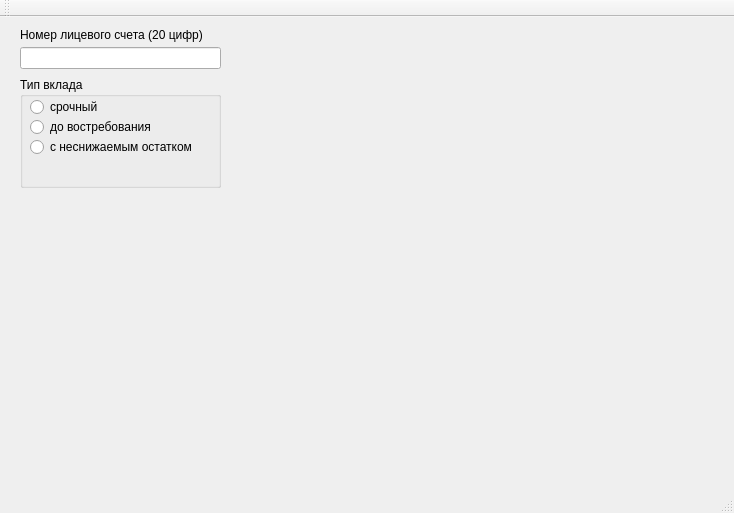
This is mainwindow.ui in MrFireDeN/Bank-Depositors as Qt 5 draws it before an edit. The edited form follows.
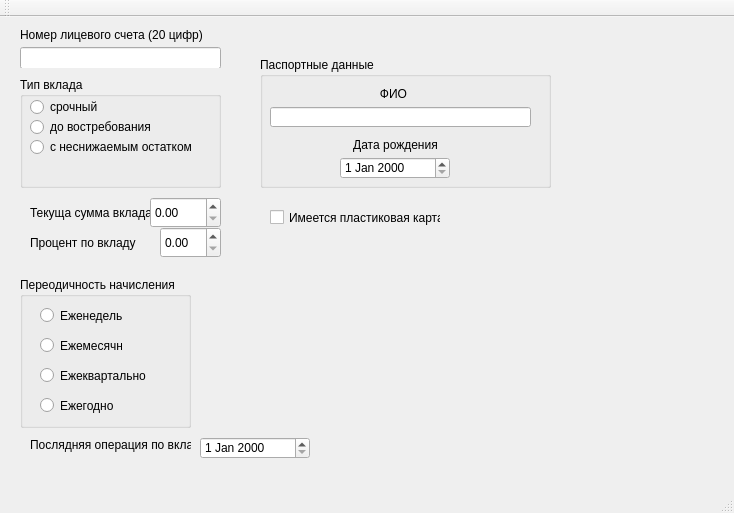
This is the edited form.

What changed in the file:
```diff
--- a/mainwindow.ui
+++ b/mainwindow.ui
@@ -14,30 +14,7 @@
    <string>MainWindow</string>
   </property>
   <widget class="QWidget" name="centralWidget">
-   <widget class="QLabel" name="label">
-    <property name="geometry">
-     <rect>
-      <x>20</x>
-      <y>10</y>
-      <width>201</width>
-      <height>16</height>
-     </rect>
-    </property>
-    <property name="text">
-     <string>Номер лицевого счета (20 цифр)</string>
-    </property>
-   </widget>
-   <widget class="QLineEdit" name="lineEdit">
-    <property name="geometry">
-     <rect>
-      <x>20</x>
-      <y>30</y>
-      <width>201</width>
-      <height>22</height>
-     </rect>
-    </property>
-   </widget>
-   <widget class="QGroupBox" name="groupBox">
+   <widget class="QGroupBox" name="depositType">
     <property name="geometry">
      <rect>
       <x>20</x>
@@ -89,6 +66,281 @@
      </property>
     </widget>
    </widget>
+   <widget class="QGroupBox" name="passportData">
+    <property name="geometry">
+     <rect>
+      <x>260</x>
+      <y>40</y>
+      <width>291</width>
+      <height>131</height>
+     </rect>
+    </property>
+    <property name="title">
+     <string>Паспортные данные</string>
+    </property>
+    <widget class="QLineEdit" name="fullnameLine">
+     <property name="geometry">
+      <rect>
+       <x>10</x>
+       <y>50</y>
+       <width>261</width>
+       <height>20</height>
+      </rect>
+     </property>
+    </widget>
+    <widget class="QDateEdit" name="BirthdayDate">
+     <property name="geometry">
+      <rect>
+       <x>80</x>
+       <y>100</y>
+       <width>110</width>
+       <height>22</height>
+      </rect>
+     </property>
+    </widget>
+    <widget class="QLabel" name="fullnameText">
+     <property name="geometry">
+      <rect>
+       <x>110</x>
+       <y>30</y>
+       <width>47</width>
+       <height>13</height>
+      </rect>
+     </property>
+     <property name="text">
+      <string>ФИО</string>
+     </property>
+     <property name="alignment">
+      <set>Qt::AlignCenter</set>
+     </property>
+    </widget>
+    <widget class="QLabel" name="BirthdayText">
+     <property name="geometry">
+      <rect>
+       <x>90</x>
+       <y>80</y>
+       <width>91</width>
+       <height>16</height>
+      </rect>
+     </property>
+     <property name="text">
+      <string>Дата рождения</string>
+     </property>
+     <property name="alignment">
+      <set>Qt::AlignCenter</set>
+     </property>
+    </widget>
+   </widget>
+   <widget class="QGroupBox" name="accrualFrequency">
+    <property name="geometry">
+     <rect>
+      <x>20</x>
+      <y>260</y>
+      <width>171</width>
+      <height>151</height>
+     </rect>
+    </property>
+    <property name="title">
+     <string>Переодичность начисления</string>
+    </property>
+    <widget class="QRadioButton" name="weekly">
+     <property name="geometry">
+      <rect>
+       <x>20</x>
+       <y>30</y>
+       <width>82</width>
+       <height>17</height>
+      </rect>
+     </property>
+     <property name="text">
+      <string>Еженедельно</string>
+     </property>
+    </widget>
+    <widget class="QRadioButton" name="monthly">
+     <property name="geometry">
+      <rect>
+       <x>20</x>
+       <y>60</y>
+       <width>82</width>
+       <height>17</height>
+      </rect>
+     </property>
+     <property name="text">
+      <string>Ежемесячно</string>
+     </property>
+    </widget>
+    <widget class="QRadioButton" name="quarterly">
+     <property name="geometry">
+      <rect>
+       <x>20</x>
+       <y>90</y>
+       <width>111</width>
+       <height>17</height>
+      </rect>
+     </property>
+     <property name="text">
+      <string>Ежеквартально</string>
+     </property>
+    </widget>
+    <widget class="QRadioButton" name="annually">
+     <property name="geometry">
+      <rect>
+       <x>20</x>
+       <y>120</y>
+       <width>111</width>
+       <height>17</height>
+      </rect>
+     </property>
+     <property name="text">
+      <string>Ежегодно</string>
+     </property>
+    </widget>
+   </widget>
+   <widget class="QWidget" name="depositAmount" native="true">
+    <property name="geometry">
+     <rect>
+      <x>30</x>
+      <y>180</y>
+      <width>191</width>
+      <height>31</height>
+     </rect>
+    </property>
+    <widget class="QLabel" name="depositAmountText">
+     <property name="geometry">
+      <rect>
+       <x>0</x>
+       <y>0</y>
+       <width>131</width>
+       <height>31</height>
+      </rect>
+     </property>
+     <property name="text">
+      <string>Текуща сумма вклада</string>
+     </property>
+    </widget>
+    <widget class="QDoubleSpinBox" name="depositAmountNumber">
+     <property name="geometry">
+      <rect>
+       <x>120</x>
+       <y>0</y>
+       <width>71</width>
+       <height>31</height>
+      </rect>
+     </property>
+    </widget>
+   </widget>
+   <widget class="QWidget" name="depositInterest" native="true">
+    <property name="geometry">
+     <rect>
+      <x>30</x>
+      <y>210</y>
+      <width>191</width>
+      <height>31</height>
+     </rect>
+    </property>
+    <widget class="QDoubleSpinBox" name="depositInterestNumber">
+     <property name="geometry">
+      <rect>
+       <x>130</x>
+       <y>0</y>
+       <width>61</width>
+       <height>31</height>
+      </rect>
+     </property>
+    </widget>
+    <widget class="QLabel" name="depositInterestText">
+     <property name="geometry">
+      <rect>
+       <x>0</x>
+       <y>0</y>
+       <width>141</width>
+       <height>31</height>
+      </rect>
+     </property>
+     <property name="text">
+      <string>Процент по вкладу</string>
+     </property>
+    </widget>
+   </widget>
+   <widget class="QWidget" name="lastDepositTransaction" native="true">
+    <property name="geometry">
+     <rect>
+      <x>30</x>
+      <y>420</y>
+      <width>281</width>
+      <height>21</height>
+     </rect>
+    </property>
+    <widget class="QDateEdit" name="lastDepositTransactionDate">
+     <property name="geometry">
+      <rect>
+       <x>170</x>
+       <y>0</y>
+       <width>110</width>
+       <height>22</height>
+      </rect>
+     </property>
+    </widget>
+    <widget class="QLabel" name="lastDepositTransactionText">
+     <property name="geometry">
+      <rect>
+       <x>0</x>
+       <y>0</y>
+       <width>161</width>
+       <height>16</height>
+      </rect>
+     </property>
+     <property name="text">
+      <string>Послядняя операция по вкладу</string>
+     </property>
+    </widget>
+   </widget>
+   <widget class="QCheckBox" name="plasticCardAvailability">
+    <property name="geometry">
+     <rect>
+      <x>270</x>
+      <y>190</y>
+      <width>171</width>
+      <height>21</height>
+     </rect>
+    </property>
+    <property name="text">
+     <string>Имеется пластиковая карта</string>
+    </property>
+   </widget>
+   <widget class="QWidget" name="accountNumber" native="true">
+    <property name="geometry">
+     <rect>
+      <x>20</x>
+      <y>10</y>
+      <width>201</width>
+      <height>41</height>
+     </rect>
+    </property>
+    <widget class="QLabel" name="accountNumberText">
+     <property name="geometry">
+      <rect>
+       <x>0</x>
+       <y>0</y>
+       <width>201</width>
+       <height>16</height>
+      </rect>
+     </property>
+     <property name="text">
+      <string>Номер лицевого счета (20 цифр)</string>
+     </property>
+    </widget>
+    <widget class="QLineEdit" name="accountNumberLine">
+     <property name="geometry">
+      <rect>
+       <x>0</x>
+       <y>20</y>
+       <width>201</width>
+       <height>22</height>
+      </rect>
+     </property>
+    </widget>
+   </widget>
   </widget>
   <widget class="QMenuBar" name="menuBar">
    <property name="geometry">
```
Left out of the diff: 8 changed lines with no effect on the pictures.
